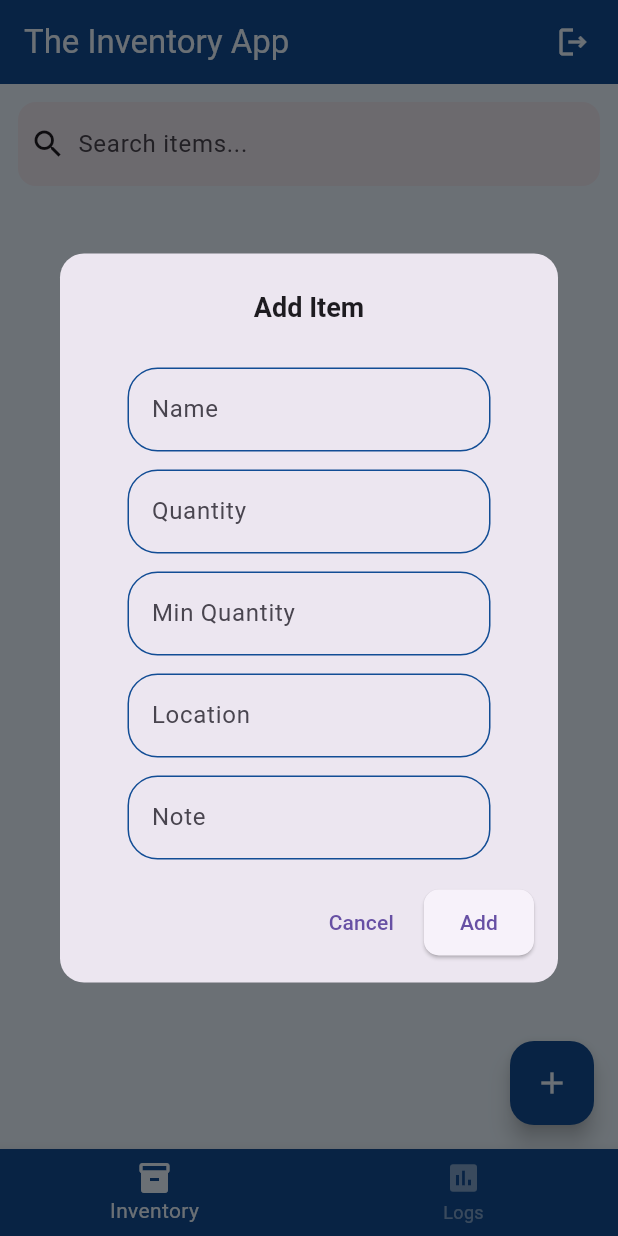
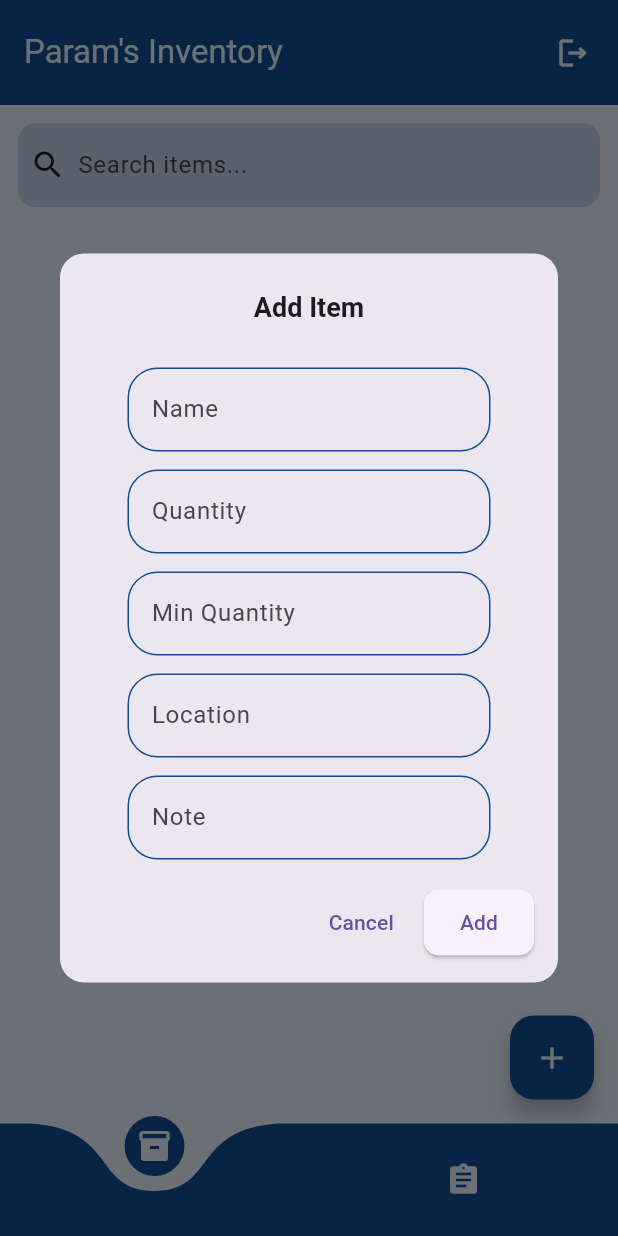
Before and after one commit to yajan08/the_inventory_app, a Flutter app: the screen it shows once a user with an empty profile is signed in, after a tap on the "add" icon, on a phone screen of 412 x 824 dp. Run offline on Flutter 3.47's test engine with Material 3 defaults, Android fonts, the phone set to English and light mode, and no system bars; drawn by our look-alikes of curved_navigation_bar; our stand-ins replace cloud_firestore, firebase_auth, firebase_core; accounts and stored records are empty; network calls fail.

Commit message:
curved nav bar, param logo and other refinements

```diff
--- a/lib/pages/home_page.dart
+++ b/lib/pages/home_page.dart
@@ -111,6 +111,7 @@ void addItemDialog() {
             ),
           ),
           onPressed: () {
+
             Item item = Item(
               name: itemNameController.text,
               quantity: int.tryParse(itemQuantityController.text) ?? 0,
@@ -121,11 +122,11 @@ void addItemDialog() {
 
             firestoreService.addItem(item);
 
-            itemNameController.text = '';
-            itemQuantityController.text = '';
-            itemMinQuantityController.text = '';
-            itemLocationController.text = '';
-            itemNoteController.text = '';
+            itemNameController.clear();
+            itemQuantityController.clear();
+            itemMinQuantityController.clear();
+            itemLocationController.clear();
+            itemNoteController.clear();
 
             Navigator.pop(context);
           },
@@ -157,7 +158,10 @@ void addItemDialog() {
       child: SearchBar(
       hintText: 'Search items...',
       leading: const Icon(Icons.search),
-      elevation: WidgetStateProperty.all(0), // Removes the shadow
+      elevation: WidgetStateProperty.all(0),
+      backgroundColor: WidgetStateProperty.all(
+      Color(0x30124d95),
+      ), // Removes the shadow
       shape: WidgetStateProperty.all(
         RoundedRectangleBorder(
           borderRadius: BorderRadius.circular(12), // Adjust for desired roundness
--- a/lib/pages/login_page.dart
+++ b/lib/pages/login_page.dart
@@ -66,11 +66,7 @@ class _LoginPageState extends State<LoginPage> {
                mainAxisAlignment: MainAxisAlignment.center,
                children: [
                  // app logo
-                 Icon(
-                   Icons.inventory,
-                   size: 80,
-                   color: Color(0xFF124d95),
-                 ),
+                 Image.asset('assets/paramLogo3.png', height: 120),
 
                  const SizedBox(height: 30),
                  // welcome or welcome back message
--- a/lib/pages/main_nav_page.dart
+++ b/lib/pages/main_nav_page.dart
@@ -1,3 +1,4 @@
+import 'package:curved_navigation_bar/curved_navigation_bar.dart';
 import 'package:flutter/material.dart';
 import 'package:the_inventory_app/pages/global_logs_page.dart';
 import 'package:the_inventory_app/pages/home_page.dart';
@@ -25,7 +26,8 @@ final authService = AuthService();
   Widget build(BuildContext context) {
     return Scaffold(
       appBar: AppBar(
-        title: const Text("The Inventory App", style: TextStyle(color: Color(0xFFe9f5ff))),
+        toolbarHeight: 70,
+        title: const Text("Param's Inventory", style: TextStyle(color: Color(0xFFe9f5ff))),
         backgroundColor: const Color(0xFF124d95),
         actions: [
           // ElevatedButton(onPressed: () { authService.signOut(); }, child: Icon(Icons.logout_outlined))
@@ -45,19 +47,18 @@ final authService = AuthService();
       // The body shows the page based on the selected index
       body: _pages[_selectedIndex],
 
-      bottomNavigationBar: BottomNavigationBar(
-        currentIndex: _selectedIndex,
+      bottomNavigationBar: CurvedNavigationBar(
         onTap: (index) {
           setState(() {
             _selectedIndex = index;
           });
         },
-        backgroundColor: const Color(0xFF124d95),
-        selectedItemColor: const Color(0xFFe9f5ff),
-        unselectedItemColor: const Color(0x80e9f5ff), // 50% opacity
+        backgroundColor: Color(0xFFe9f5ff),
+        color: const Color(0xFF124d95), // 50% opacity
+        animationDuration: Duration(milliseconds: 300),
         items: const [
-          BottomNavigationBarItem(icon: Icon(Icons.inventory), label: "Inventory"),
-          BottomNavigationBarItem(icon: Icon(Icons.assessment), label: "Logs"),
+          Icon(Icons.inventory, color: Color(0xFFe9f5ff)),
+          Icon(Icons.assignment, color: Color(0xFFe9f5ff)),
         ],
       ),
     );
--- a/lib/pages/register_page.dart
+++ b/lib/pages/register_page.dart
@@ -94,11 +94,7 @@ class _RegisterPageState extends State<RegisterPage> {
             mainAxisAlignment: MainAxisAlignment.center,
             children: [
               // app logo
-              Icon(
-                Icons.inventory,
-                size: 80,
-                color: Color(0xFF124d95),
-              ),
+              Image.asset('assets/paramLogo3.png', height: 120),
 
               const SizedBox(height: 30),
               // welcome or welcome back message
--- a/pubspec.yaml
+++ b/pubspec.yaml
@@ -37,6 +37,7 @@ dependencies:
   firebase_core: ^4.3.0
   cloud_firestore: ^6.1.1
   firebase_auth: ^6.1.3
+  curved_navigation_bar: ^1.0.6
 
 dev_dependencies:
   flutter_test:
@@ -62,9 +63,8 @@ flutter:
   uses-material-design: true
 
   # To add assets to your application, add an assets section, like this:
-  # assets:
-  #   - images/a_dot_burr.jpeg
-  #   - images/a_dot_ham.jpeg
+  assets:
+    - assets/
 
   # An image asset can refer to one or more resolution-specific "variants", see
   # https://flutter.dev/to/resolution-aware-images
```
Also changed, not shown: lib/pages/global_logs_page.dart (+57 -11 lines), assets/paramLogo.png (added), assets/paramLogo2.png (added), assets/paramLogo3.png (added), pubspec.lock, 2 other files.
